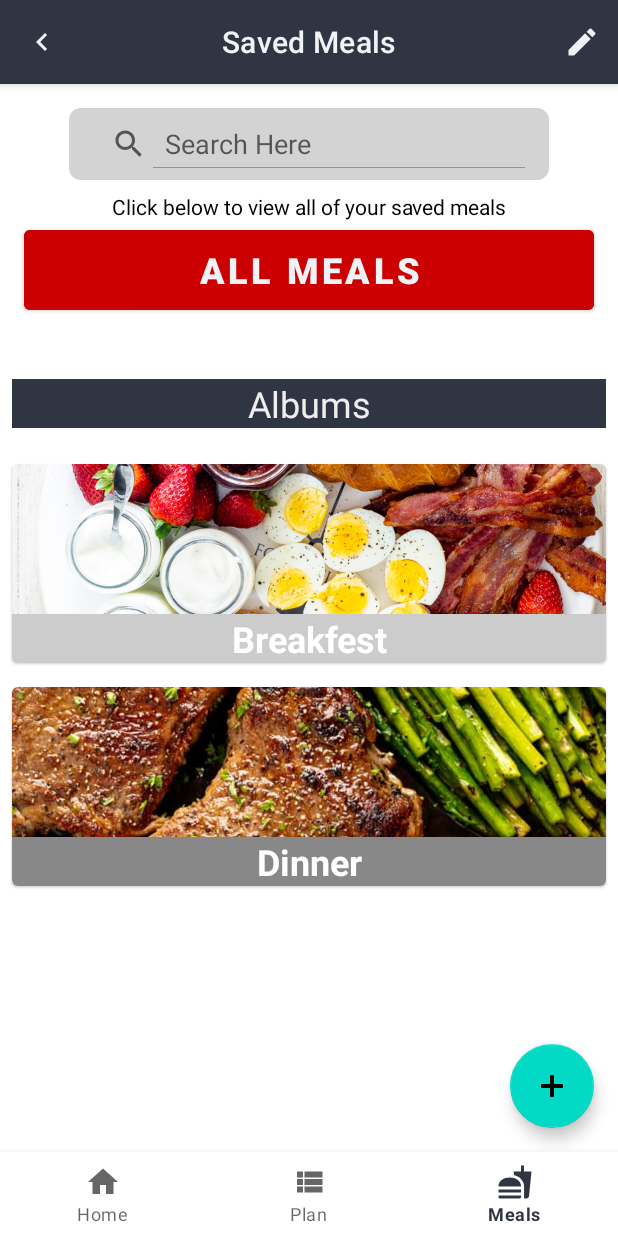
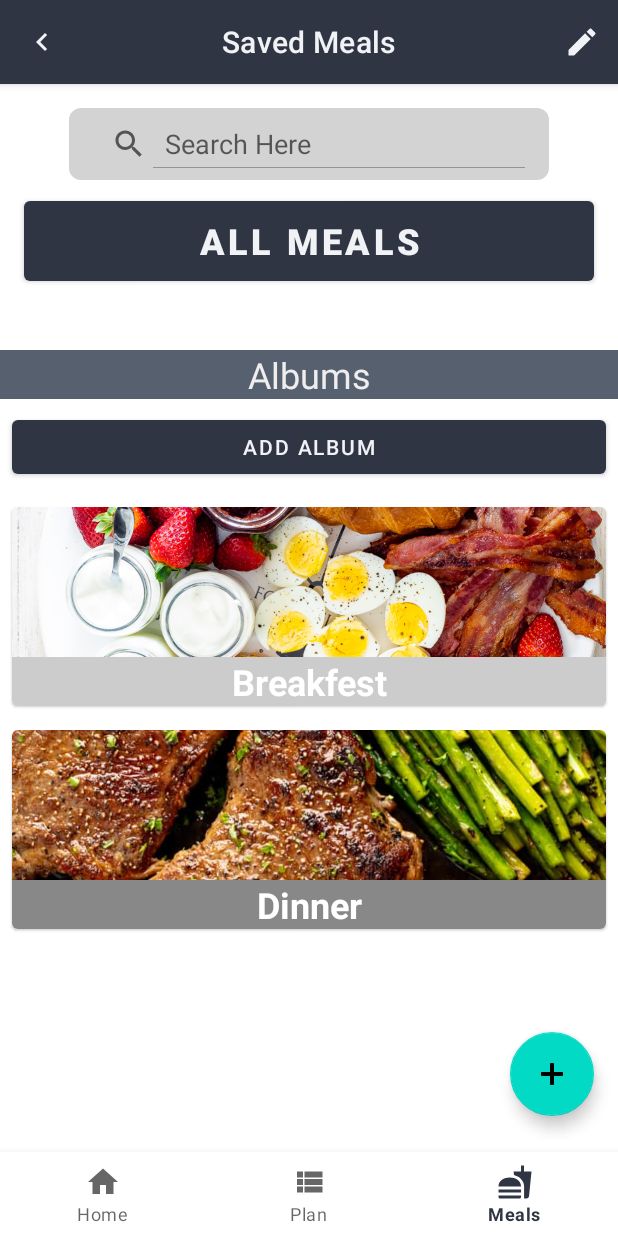
Before and after one commit to mycrazycurls/CS3714FoodManager, an Android app: the SavedMealsFragment screen opened through its navigation route, on a phone screen of 412 x 824 dp. Run offline under Robolectric (Android 15) with nearby library versions, the phone set to English and light mode, and no system bars; our stand-ins replace navigation-ui.

Commit message:
Add album to firebase

```diff
--- a/app/src/main/java/com/example/foodieplanner/Model.kt
+++ b/app/src/main/java/com/example/foodieplanner/Model.kt
@@ -12,4 +12,8 @@ class Model: ViewModel() {
         database.child("Meals").child(meal.name).setValue(meal)
     }
 
+    fun addAlbum(album: String) {
+        database.child("Albums").setValue(album)
+    }
+
 }
--- a/app/src/main/res/layout/fragment_saved_meals.xml
+++ b/app/src/main/res/layout/fragment_saved_meals.xml
@@ -36,56 +36,57 @@
         android:background="@drawable/ic_search"
         android:iconifiedByDefault="false"
         android:queryHint="Search Here"
-        app:layout_constraintBottom_toTopOf="@+id/saved_meals_click_below"
+        app:layout_constraintBottom_toTopOf="@+id/saved_meals_all_meals_button"
         app:layout_constraintEnd_toEndOf="parent"
         app:layout_constraintStart_toStartOf="parent"
         app:layout_constraintTop_toBottomOf="@+id/saved_meals_appbar" />
 
-    <TextView
-        android:id="@+id/saved_meals_click_below"
-        android:layout_width="wrap_content"
-        android:layout_height="wrap_content"
-        android:layout_marginTop="8dp"
-        android:text="Click below to view all of your saved meals"
-        android:textColor="@color/black"
-        app:layout_constraintBottom_toTopOf="@+id/saved_meals_all_meals_button"
-        app:layout_constraintEnd_toEndOf="parent"
-        app:layout_constraintStart_toStartOf="parent"
-        app:layout_constraintTop_toBottomOf="@id/saved_meals_search" />
 
     <Button
         android:id="@+id/saved_meals_all_meals_button"
+        style="@style/Widget.MaterialComponents.Button"
         android:layout_width="match_parent"
         android:layout_height="65dp"
         android:layout_marginStart="16dp"
+        android:layout_marginTop="8dp"
         android:layout_marginEnd="16dp"
         android:layout_marginBottom="8dp"
-        android:backgroundTint="@android:color/holo_red_dark"
         android:text="All Meals"
         android:textSize="24sp"
         android:textStyle="bold"
         app:layout_constraintBottom_toTopOf="@+id/saved_meals_albums"
         app:layout_constraintEnd_toEndOf="parent"
         app:layout_constraintStart_toStartOf="parent"
-        app:layout_constraintTop_toBottomOf="@+id/saved_meals_click_below" />
+        app:layout_constraintTop_toBottomOf="@+id/saved_meals_search" />
 
     <TextView
         android:id="@+id/saved_meals_albums"
         android:layout_width="0dp"
         android:layout_height="wrap_content"
-        android:layout_marginStart="8dp"
         android:layout_marginTop="32dp"
-        android:layout_marginEnd="8dp"
         android:layout_marginBottom="8dp"
-        android:background="@color/presitgeblue"
+        android:background="@color/grisilla"
         android:text="Albums"
         android:textAlignment="center"
         android:textColor="#EFEDED"
         android:textSize="24sp"
+        app:layout_constraintBottom_toTopOf="@+id/add_album_button"
+        app:layout_constraintEnd_toEndOf="parent"
+        app:layout_constraintStart_toStartOf="parent"
+        app:layout_constraintTop_toBottomOf="@+id/saved_meals_all_meals_button" />
+
+    <Button
+        android:id="@+id/add_album_button"
+        style="@style/Widget.MaterialComponents.Button"
+        android:layout_width="match_parent"
+        android:layout_height="wrap_content"
+        android:layout_marginStart="8dp"
+        android:layout_marginEnd="8dp"
+        android:text="Add album"
         app:layout_constraintBottom_toTopOf="@+id/saved_meals_albums_list"
         app:layout_constraintEnd_toEndOf="parent"
         app:layout_constraintStart_toStartOf="parent"
-        app:layout_constraintTop_toBottomOf="@+id/saved_meals_all_meals_button" />
+        app:layout_constraintTop_toBottomOf="@+id/saved_meals_albums" />
 
     <androidx.recyclerview.widget.RecyclerView
         android:id="@+id/saved_meals_albums_list"
@@ -96,12 +97,13 @@
         app:layout_constraintBottom_toBottomOf="parent"
         app:layout_constraintEnd_toEndOf="parent"
         app:layout_constraintStart_toStartOf="parent"
-        app:layout_constraintTop_toBottomOf="@+id/saved_meals_albums" />
+        app:layout_constraintTop_toBottomOf="@+id/add_album_button" />
 
     <androidx.coordinatorlayout.widget.CoordinatorLayout
         android:id="@+id/coordinatorLayout"
         android:layout_width="0dp"
         android:layout_height="0dp"
+        android:layout_marginBottom="8dp"
         app:layout_constraintBottom_toBottomOf="parent"
         app:layout_constraintEnd_toEndOf="parent"
         app:layout_constraintStart_toStartOf="parent"
```
Also changed, not shown: app/src/main/java/com/example/foodieplanner/SavedMealsFragment.kt (+24 -0 lines).
